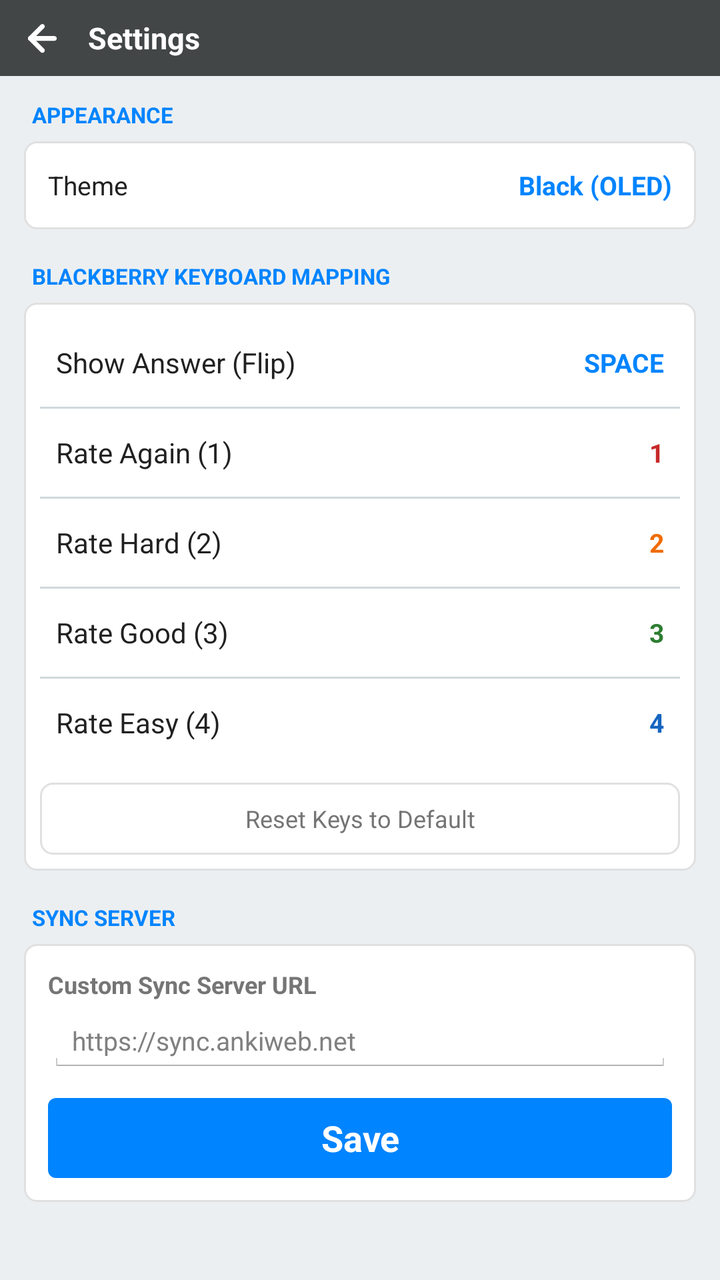
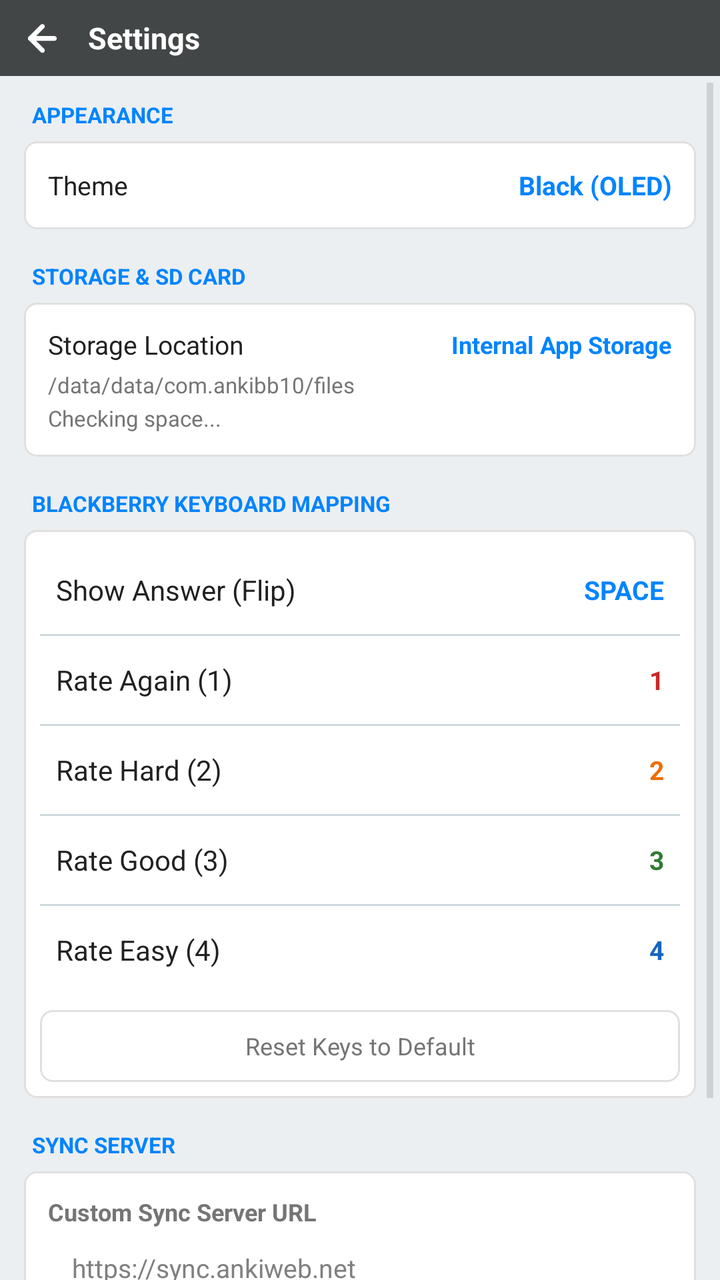

Before-and-after screenshots of an Android layout around one commit, followed by the original layout XML and the change that was made.
<!-- AndroidManifest.xml: application theme AppTheme -->
<!-- res/layout/activity_settings.xml -->
<?xml version="1.0" encoding="utf-8"?>
<LinearLayout xmlns:android="http://schemas.android.com/apk/res/android"
    android:id="@+id/root_settings"
    android:layout_width="match_parent"
    android:layout_height="match_parent"
    android:orientation="vertical"
    android:background="@color/window_bg">

    
    <LinearLayout
        android:id="@+id/ll_settings_toolbar"
        android:layout_width="match_parent"
        android:layout_height="38dp"
        android:orientation="horizontal"
        android:gravity="center_vertical"
        android:background="@color/anki_grey"
        android:paddingLeft="4dp"
        android:paddingRight="8dp">

        <ImageButton
            android:id="@+id/btn_settings_back"
            android:layout_width="34dp"
            android:layout_height="34dp"
            android:background="?android:attr/selectableItemBackground"
            android:src="@drawable/ic_back"
            android:scaleType="centerInside"
            android:contentDescription="Back" />

        <TextView
            android:layout_width="wrap_content"
            android:layout_height="wrap_content"
            android:text="Settings"
            android:textSize="15sp"
            android:textStyle="bold"
            android:textColor="@color/white"
            android:layout_marginLeft="6dp" />

    </LinearLayout>

    <ScrollView
        android:layout_width="match_parent"
        android:layout_height="0dp"
        android:layout_weight="1">

        <LinearLayout
            android:layout_width="match_parent"
            android:layout_height="wrap_content"
            android:orientation="vertical"
            android:padding="12dp">

            
            <TextView
                android:layout_width="wrap_content"
                android:layout_height="wrap_content"
                android:text="APPEARANCE"
                android:textSize="11sp"
                android:textStyle="bold"
                android:textColor="@color/primary"
                android:layout_marginBottom="6dp"
                android:layout_marginLeft="4dp" />

            <LinearLayout
                android:id="@+id/row_theme"
                android:layout_width="match_parent"
                android:layout_height="44dp"
                android:orientation="horizontal"
                android:gravity="center_vertical"
                android:background="@drawable/card_surface"
                android:paddingLeft="12dp"
                android:paddingRight="12dp"
                android:layout_marginBottom="16dp"
                android:clickable="true"
                android:focusable="true">

                <TextView
                    android:id="@+id/tv_lbl_theme"
                    android:layout_width="0dp"
                    android:layout_height="wrap_content"
                    android:layout_weight="1"
                    android:text="Theme"
                    android:textSize="13sp"
                    android:textColor="@color/text_primary" />

                <TextView
                    android:id="@+id/tv_val_theme"
                    android:layout_width="wrap_content"
                    android:layout_height="wrap_content"
                    android:text="Black (OLED)"
                    android:textSize="13sp"
                    android:textStyle="bold"
                    android:textColor="@color/primary" />
            </LinearLayout>

            
            <TextView
                android:layout_width="wrap_content"
                android:layout_height="wrap_content"
                android:text="BLACKBERRY KEYBOARD MAPPING"
                android:textSize="11sp"
                android:textStyle="bold"
                android:textColor="@color/primary"
                android:layout_marginBottom="6dp"
                android:layout_marginLeft="4dp" />

            <LinearLayout
                android:layout_width="match_parent"
                android:layout_height="wrap_content"
                android:orientation="vertical"
                android:background="@drawable/card_surface"
                android:padding="8dp"
                android:layout_marginBottom="16dp">

                
                <LinearLayout
                    android:id="@+id/row_key_show_answer"
                    android:layout_width="match_parent"
                    android:layout_height="44dp"
                    android:orientation="horizontal"
                    android:gravity="center_vertical"
                    android:clickable="true"
                    android:background="?android:attr/selectableItemBackground"
                    android:paddingLeft="8dp"
                    android:paddingRight="8dp">

                    <TextView
                        android:layout_width="0dp"
                        android:layout_height="wrap_content"
                        android:layout_weight="1"
                        android:text="Show Answer (Flip)"
                        android:textSize="14sp"
                        android:textColor="@color/text_primary" />

                    <TextView
                        android:id="@+id/tv_val_show_answer"
                        android:layout_width="wrap_content"
                        android:layout_height="wrap_content"
                        android:text="SPACE"
                        android:textStyle="bold"
                        android:textSize="13sp"
                        android:textColor="@color/primary" />

                </LinearLayout>

                <View android:layout_width="match_parent" android:layout_height="1dp" android:background="@color/divider" />

                
                <LinearLayout
                    android:id="@+id/row_key_again"
                    android:layout_width="match_parent"
                    android:layout_height="44dp"
                    android:orientation="horizontal"
                    android:gravity="center_vertical"
                    android:clickable="true"
                    android:background="?android:attr/selectableItemBackground"
                    android:paddingLeft="8dp"
                    android:paddingRight="8dp">

                    <TextView
                        android:layout_width="0dp"
                        android:layout_height="wrap_content"
                        android:layout_weight="1"
                        android:text="Rate Again (1)"
                        android:textSize="14sp"
                        android:textColor="@color/text_primary" />

                    <TextView
                        android:id="@+id/tv_val_again"
                        android:layout_width="wrap_content"
                        android:layout_height="wrap_content"
                        android:text="1"
                        android:textStyle="bold"
                        android:textSize="13sp"
                        android:textColor="@color/btn_again" />

                </LinearLayout>

                <View android:layout_width="match_parent" android:layout_height="1dp" android:background="@color/divider" />

                
                <LinearLayout
                    android:id="@+id/row_key_hard"
                    android:layout_width="match_parent"
                    android:layout_height="44dp"
                    android:orientation="horizontal"
                    android:gravity="center_vertical"
                    android:clickable="true"
                    android:background="?android:attr/selectableItemBackground"
                    android:paddingLeft="8dp"
                    android:paddingRight="8dp">

                    <TextView
                        android:layout_width="0dp"
                        android:layout_height="wrap_content"
                        android:layout_weight="1"
                        android:text="Rate Hard (2)"
                        android:textSize="14sp"
                        android:textColor="@color/text_primary" />

                    <TextView
                        android:id="@+id/tv_val_hard"
                        android:layout_width="wrap_content"
                        android:layout_height="wrap_content"
                        android:text="2"
                        android:textStyle="bold"
                        android:textSize="13sp"
                        android:textColor="@color/btn_hard" />

                </LinearLayout>

                <View android:layout_width="match_parent" android:layout_height="1dp" android:background="@color/divider" />

                
                <LinearLayout
                    android:id="@+id/row_key_good"
                    android:layout_width="match_parent"
                    android:layout_height="44dp"
                    android:orientation="horizontal"
                    android:gravity="center_vertical"
                    android:clickable="true"
                    android:background="?android:attr/selectableItemBackground"
                    android:paddingLeft="8dp"
                    android:paddingRight="8dp">

                    <TextView
                        android:layout_width="0dp"
                        android:layout_height="wrap_content"
                        android:layout_weight="1"
                        android:text="Rate Good (3)"
                        android:textSize="14sp"
                        android:textColor="@color/text_primary" />

                    <TextView
                        android:id="@+id/tv_val_good"
                        android:layout_width="wrap_content"
                        android:layout_height="wrap_content"
                        android:text="3"
                        android:textStyle="bold"
                        android:textSize="13sp"
                        android:textColor="@color/btn_good" />

                </LinearLayout>

                <View android:layout_width="match_parent" android:layout_height="1dp" android:background="@color/divider" />

                
                <LinearLayout
                    android:id="@+id/row_key_easy"
                    android:layout_width="match_parent"
                    android:layout_height="44dp"
                    android:orientation="horizontal"
                    android:gravity="center_vertical"
                    android:clickable="true"
                    android:background="?android:attr/selectableItemBackground"
                    android:paddingLeft="8dp"
                    android:paddingRight="8dp">

                    <TextView
                        android:layout_width="0dp"
                        android:layout_height="wrap_content"
                        android:layout_weight="1"
                        android:text="Rate Easy (4)"
                        android:textSize="14sp"
                        android:textColor="@color/text_primary" />

                    <TextView
                        android:id="@+id/tv_val_easy"
                        android:layout_width="wrap_content"
                        android:layout_height="wrap_content"
                        android:text="4"
                        android:textStyle="bold"
                        android:textSize="13sp"
                        android:textColor="@color/btn_easy" />

                </LinearLayout>

                
                <Button
                    android:id="@+id/btn_reset_keys"
                    android:layout_width="match_parent"
                    android:layout_height="36dp"
                    android:background="@drawable/card_surface"
                    android:text="Reset Keys to Default"
                    android:textSize="12sp"
                    android:textColor="@color/text_secondary"
                    android:layout_marginTop="8dp" />

            </LinearLayout>

            
            <TextView
                android:layout_width="wrap_content"
                android:layout_height="wrap_content"
                android:text="SYNC SERVER"
                android:textSize="11sp"
                android:textStyle="bold"
                android:textColor="@color/primary"
                android:layout_marginBottom="6dp"
                android:layout_marginLeft="4dp" />

            <LinearLayout
                android:layout_width="match_parent"
                android:layout_height="wrap_content"
                android:orientation="vertical"
                android:background="@drawable/card_surface"
                android:padding="12dp"
                android:layout_marginBottom="16dp">

                <TextView
                    android:layout_width="wrap_content"
                    android:layout_height="wrap_content"
                    android:text="@string/sync_url_label"
                    android:textSize="12sp"
                    android:textStyle="bold"
                    android:textColor="@color/text_secondary"
                    android:layout_marginBottom="4dp" />

                <EditText
                    android:id="@+id/et_sync_url"
                    android:layout_width="match_parent"
                    android:layout_height="wrap_content"
                    android:hint="@string/sync_url_hint"
                    android:inputType="textUri"
                    android:textSize="13sp"
                    android:layout_marginBottom="12dp" />

                <Button
                    android:id="@+id/btn_save"
                    android:layout_width="match_parent"
                    android:layout_height="40dp"
                    android:background="@drawable/btn_show_answer_bg"
                    android:textColor="@color/white"
                    android:textStyle="bold"
                    android:text="@string/save" />

            </LinearLayout>

        </LinearLayout>

    </ScrollView>

</LinearLayout>
<!-- resources referenced by this layout -->
<resources>
  <color name="anki_grey">#424647</color>
  <color name="btn_again">#C62828</color>
  <color name="btn_easy">#1565C0</color>
  <color name="btn_good">#2E7D32</color>
  <color name="btn_hard">#EF6C00</color>
  <color name="divider">#CFD8DC</color>
  <color name="primary">#0084FF</color>
  <color name="text_primary">#212121</color>
  <color name="text_secondary">#757575</color>
  <color name="white">#FFFFFF</color>
  <color name="window_bg">#ECEFF1</color>
  <!-- drawable btn_show_answer_bg (drawable) -->
  <?xml version="1.0" encoding="utf-8"?>
  <selector xmlns:android="http://schemas.android.com/apk/res/android">
      <item android:state_pressed="true">
          <shape android:shape="rectangle">
              <solid android:color="#0060C0" />
              <corners android:radius="4dp" />
          </shape>
      </item>
      <item>
          <shape android:shape="rectangle">
              <solid android:color="#0084FF" />
              <corners android:radius="4dp" />
          </shape>
      </item>
  </selector>
  <!-- drawable card_surface (drawable) -->
  <?xml version="1.0" encoding="utf-8"?>
  <shape xmlns:android="http://schemas.android.com/apk/res/android"
      android:shape="rectangle">
      <solid android:color="#FFFFFF" />
      <stroke android:width="1dp" android:color="#E0E0E0" />
      <corners android:radius="6dp" />
  </shape>
  <!-- drawable ic_back: png bitmap (drawable-hdpi, 315 bytes) -->
  <string name="save">Save</string>
  <string name="sync_url_hint">https://sync.ankiweb.net</string>
  <string name="sync_url_label">Custom Sync Server URL</string>
  <style name="AppTheme" parent="android:Theme.Holo.Light.NoActionBar">
          <item name="android:windowNoTitle">true</item>
          <item name="android:windowActionBar">false</item>
          <item name="android:windowBackground">@color/window_bg</item>
      </style>
</resources>

<!-- the commit's change to res/layout/activity_settings.xml (unified diff, before → after) -->
@@ -95,6 +95,74 @@
             <TextView
                 android:layout_width="wrap_content"
                 android:layout_height="wrap_content"
+                android:text="STORAGE &amp; SD CARD"
+                android:textSize="11sp"
+                android:textStyle="bold"
+                android:textColor="@color/primary"
+                android:layout_marginBottom="6dp"
+                android:layout_marginLeft="4dp" />
+
+            <LinearLayout
+                android:id="@+id/row_storage"
+                android:layout_width="match_parent"
+                android:layout_height="wrap_content"
+                android:orientation="vertical"
+                android:background="@drawable/card_surface"
+                android:padding="12dp"
+                android:layout_marginBottom="16dp"
+                android:clickable="true"
+                android:focusable="true">
+
+                <LinearLayout
+                    android:layout_width="match_parent"
+                    android:layout_height="wrap_content"
+                    android:orientation="horizontal"
+                    android:gravity="center_vertical">
+
+                    <TextView
+                        android:id="@+id/tv_lbl_storage"
+                        android:layout_width="0dp"
+                        android:layout_height="wrap_content"
+                        android:layout_weight="1"
+                        android:text="Storage Location"
+                        android:textSize="13sp"
+                        android:textColor="@color/text_primary" />
+
+                    <TextView
+                        android:id="@+id/tv_val_storage_type"
+                        android:layout_width="wrap_content"
+                        android:layout_height="wrap_content"
+                        android:text="Internal App Storage"
+                        android:textSize="12sp"
+                        android:textStyle="bold"
+                        android:textColor="@color/primary" />
+                </LinearLayout>
+
+                <TextView
+                    android:id="@+id/tv_val_storage_path"
+                    android:layout_width="match_parent"
+                    android:layout_height="wrap_content"
+                    android:text="/data/data/com.ankibb10/files"
+                    android:textSize="11sp"
+                    android:textColor="@color/text_secondary"
+                    android:layout_marginTop="4dp"
+                    android:singleLine="true"
+                    android:ellipsize="middle" />
+
+                <TextView
+                    android:id="@+id/tv_val_storage_space"
+                    android:layout_width="match_parent"
+                    android:layout_height="wrap_content"
+                    android:text="Checking space..."
+                    android:textSize="11sp"
+                    android:textColor="@color/text_secondary"
+                    android:layout_marginTop="2dp" />
+
+            </LinearLayout>
+            
+            <TextView
+                android:layout_width="wrap_content"
+                android:layout_height="wrap_content"
                 android:text="BLACKBERRY KEYBOARD MAPPING"
                 android:textSize="11sp"
                 android:textStyle="bold"
